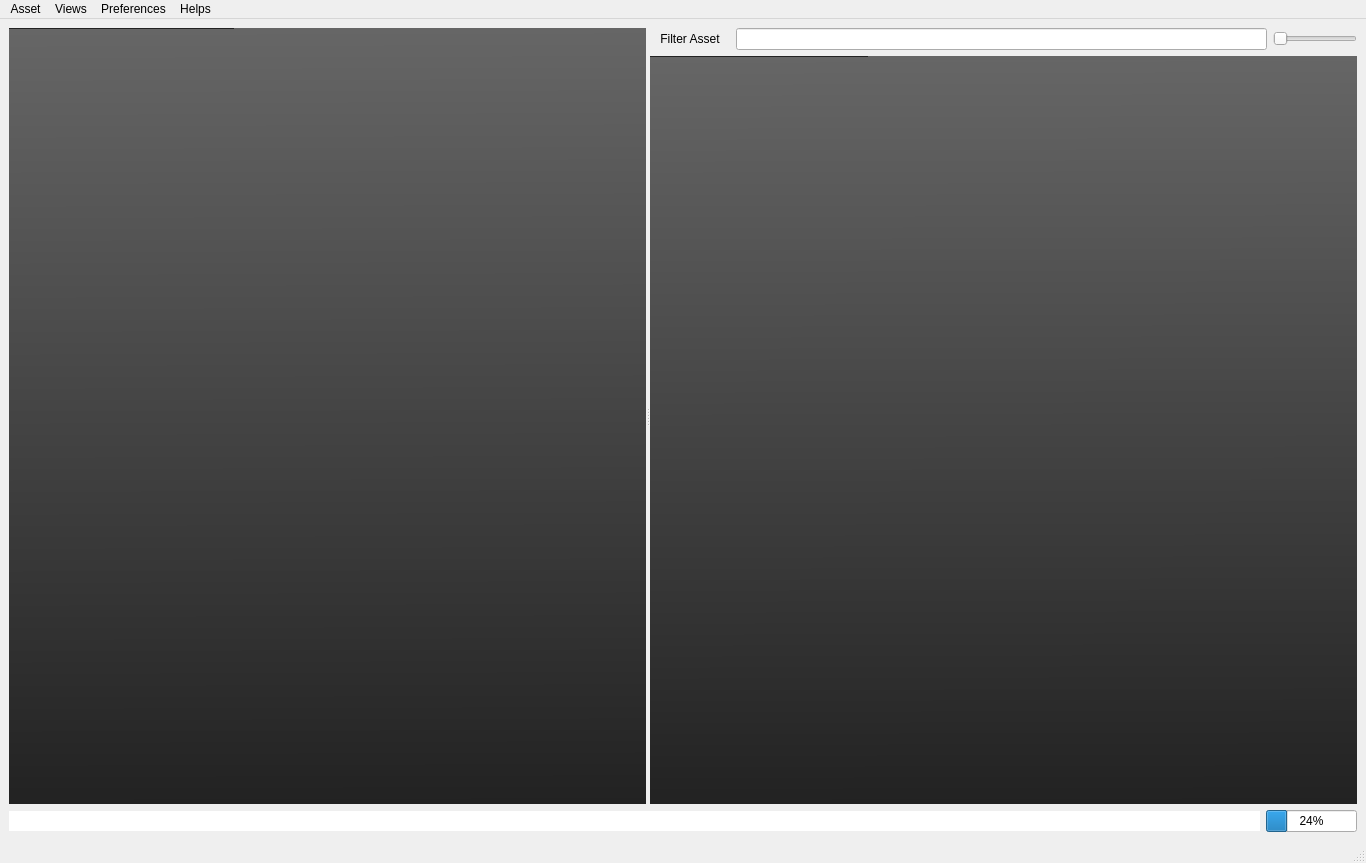
code-google-com/mayatools, file src/developer/main/assetContent/assetbrowser/widget/ui/AssetBrowserUI.ui: the form before one commit.
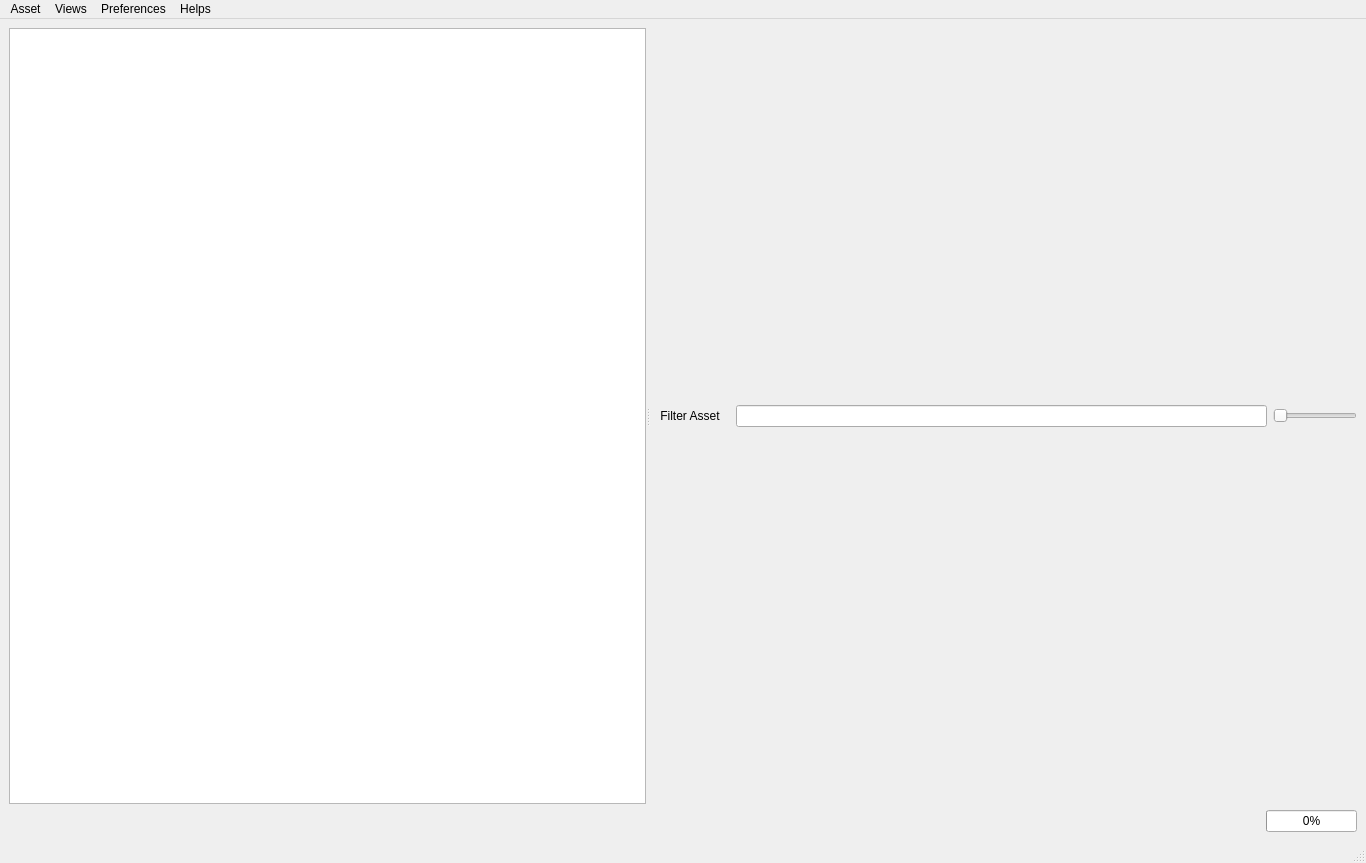
The form after the commit. Icons and pictures are not drawn.

What changed in the file:
```diff
--- a/src/developer/main/assetContent/assetbrowser/widget/ui/AssetBrowserUI.ui
+++ b/src/developer/main/assetContent/assetbrowser/widget/ui/AssetBrowserUI.ui
@@ -45,520 +45,6 @@
          <verstretch>0</verstretch>
         </sizepolicy>
        </property>
-       <property name="palette">
-        <palette>
-         <active>
-          <colorrole role="WindowText">
-           <brush brushstyle="SolidPattern">
-            <color alpha="255">
-             <red>255</red>
-             <green>255</green>
-             <blue>255</blue>
-            </color>
-           </brush>
-          </colorrole>
-          <colorrole role="Button">
-           <brush brushstyle="LinearGradientPattern">
-            <gradient startx="0.472224000000000" starty="1.000000000000000" endx="0.468000000000000" endy="0.000000000000000" type="LinearGradient" spread="RepeatSpread" coordinatemode="ObjectBoundingMode">
-             <gradientstop position="0.000000000000000">
-              <color alpha="255">
-               <red>34</red>
-               <green>34</green>
-               <blue>34</blue>
-              </color>
-             </gradientstop>
-             <gradientstop position="1.000000000000000">
-              <color alpha="255">
-               <red>102</red>
-               <green>102</green>
-               <blue>102</blue>
-              </color>
-             </gradientstop>
-            </gradient>
-           </brush>
-          </colorrole>
-          <colorrole role="Light">
-           <brush brushstyle="SolidPattern">
-            <color alpha="255">
-             <red>0</red>
-             <green>255</green>
-             <blue>0</blue>
-            </color>
-           </brush>
-          </colorrole>
-          <colorrole role="Midlight">
-           <brush brushstyle="SolidPattern">
-            <color alpha="255">
-             <red>0</red>
-             <green>212</green>
-             <blue>0</blue>
-            </color>
-           </brush>
-          </colorrole>
-          <colorrole role="Dark">
-           <brush brushstyle="SolidPattern">
-            <color alpha="255">
-             <red>0</red>
-             <green>85</green>
-             <blue>0</blue>
-            </color>
-           </brush>
-          </colorrole>
-          <colorrole role="Mid">
-           <brush brushstyle="SolidPattern">
-            <color alpha="255">
-             <red>0</red>
-             <green>113</green>
-             <blue>0</blue>
-            </color>
-           </brush>
-          </colorrole>
-          <colorrole role="Text">
-           <brush brushstyle="SolidPattern">
-            <color alpha="255">
-             <red>255</red>
-             <green>255</green>
-             <blue>255</blue>
-            </color>
-           </brush>
-          </colorrole>
-          <colorrole role="BrightText">
-           <brush brushstyle="SolidPattern">
-            <color alpha="255">
-             <red>255</red>
-             <green>255</green>
-             <blue>255</blue>
-            </color>
-           </brush>
-          </colorrole>
-          <colorrole role="ButtonText">
-           <brush brushstyle="SolidPattern">
-            <color alpha="255">
-             <red>255</red>
-             <green>255</green>
-             <blue>255</blue>
-            </color>
-           </brush>
-          </colorrole>
-          <colorrole role="Base">
-           <brush brushstyle="LinearGradientPattern">
-            <gradient startx="0.472224000000000" starty="1.000000000000000" endx="0.468000000000000" endy="0.000000000000000" type="LinearGradient" spread="RepeatSpread" coordinatemode="ObjectBoundingMode">
-             <gradientstop position="0.000000000000000">
-              <color alpha="255">
-               <red>34</red>
-               <green>34</green>
-               <blue>34</blue>
-              </color>
-             </gradientstop>
-             <gradientstop position="1.000000000000000">
-              <color alpha="255">
-               <red>102</red>
-               <green>102</green>
-               <blue>102</blue>
-              </color>
-             </gradientstop>
-            </gradient>
-           </brush>
-          </colorrole>
-          <colorrole role="Window">
-           <brush brushstyle="LinearGradientPattern">
-            <gradient startx="0.472224000000000" starty="1.000000000000000" endx="0.468000000000000" endy="0.000000000000000" type="LinearGradient" spread="RepeatSpread" coordinatemode="ObjectBoundingMode">
-             <gradientstop position="0.000000000000000">
-              <color alpha="255">
-               <red>34</red>
-               <green>34</green>
-               <blue>34</blue>
-              </color>
-             </gradientstop>
-             <gradientstop position="1.000000000000000">
-              <color alpha="255">
-               <red>102</red>
-               <green>102</green>
-               <blue>102</blue>
-              </color>
-             </gradientstop>
-            </gradient>
-           </brush>
-          </colorrole>
-          <colorrole role="Shadow">
-           <brush brushstyle="SolidPattern">
-            <color alpha="255">
-             <red>0</red>
-             <green>0</green>
-             <blue>0</blue>
-            </color>
-           </brush>
-          </colorrole>
-          <colorrole role="AlternateBase">
-           <brush brushstyle="SolidPattern">
-            <color alpha="255">
-             <red>127</red>
-             <green>212</green>
-             <blue>127</blue>
-            </color>
-           </brush>
-          </colorrole>
-          <colorrole role="ToolTipBase">
-           <brush brushstyle="SolidPattern">
-            <color alpha="255">
-             <red>255</red>
-             <green>255</green>
-             <blue>220</blue>
-            </color>
-           </brush>
-          </colorrole>
-          <colorrole role="ToolTipText">
-           <brush brushstyle="SolidPattern">
-            <color alpha="255">
-             <red>0</red>
-             <green>0</green>
-             <blue>0</blue>
-            </color>
-           </brush>
-          </colorrole>
-         </active>
-         <inactive>
-          <colorrole role="WindowText">
-           <brush brushstyle="SolidPattern">
-            <color alpha="255">
-             <red>255</red>
-             <green>255</green>
-             <blue>255</blue>
-            </color>
-           </brush>
-          </colorrole>
-          <colorrole role="Button">
-           <brush brushstyle="LinearGradientPattern">
-            <gradient startx="0.472224000000000" starty="1.000000000000000" endx="0.468000000000000" endy="0.000000000000000" type="LinearGradient" spread="RepeatSpread" coordinatemode="ObjectBoundingMode">
-             <gradientstop position="0.000000000000000">
-              <color alpha="255">
-               <red>34</red>
-               <green>34</green>
-               <blue>34</blue>
-              </color>
-             </gradientstop>
-             <gradientstop position="1.000000000000000">
-              <color alpha="255">
-               <red>102</red>
-               <green>102</green>
-               <blue>102</blue>
-              </color>
-             </gradientstop>
-            </gradient>
-           </brush>
-          </colorrole>
-          <colorrole role="Light">
-           <brush brushstyle="SolidPattern">
-            <color alpha="255">
-             <red>0</red>
-             <green>255</green>
-             <blue>0</blue>
-            </color>
-           </brush>
-          </colorrole>
-          <colorrole role="Midlight">
-           <brush brushstyle="SolidPattern">
-            <color alpha="255">
-             <red>0</red>
-             <green>212</green>
-             <blue>0</blue>
-            </color>
-           </brush>
-          </colorrole>
-          <colorrole role="Dark">
-           <brush brushstyle="SolidPattern">
-            <color alpha="255">
-             <red>0</red>
-             <green>85</green>
-             <blue>0</blue>
-            </color>
-           </brush>
-          </colorrole>
-          <colorrole role="Mid">
-           <brush brushstyle="SolidPattern">
-            <color alpha="255">
-             <red>0</red>
-             <green>113</green>
-             <blue>0</blue>
-            </color>
-           </brush>
-          </colorrole>
-          <colorrole role="Text">
-           <brush brushstyle="SolidPattern">
-            <color alpha="255">
-             <red>255</red>
-             <green>255</green>
-             <blue>255</blue>
-            </color>
-           </brush>
-          </colorrole>
-          <colorrole role="BrightText">
-           <brush brushstyle="SolidPattern">
-            <color alpha="255">
-             <red>255</red>
-             <green>255</green>
-             <blue>255</blue>
-            </color>
-           </brush>
-          </colorrole>
-          <colorrole role="ButtonText">
-           <brush brushstyle="SolidPattern">
-            <color alpha="255">
-             <red>255</red>
-             <green>255</green>
-             <blue>255</blue>
-            </color>
-           </brush>
-          </colorrole>
-          <colorrole role="Base">
-           <brush brushstyle="LinearGradientPattern">
-            <gradient startx="0.472224000000000" starty="1.000000000000000" endx="0.468000000000000" endy="0.000000000000000" type="LinearGradient" spread="RepeatSpread" coordinatemode="ObjectBoundingMode">
-             <gradientstop position="0.000000000000000">
-              <color alpha="255">
-               <red>34</red>
-               <green>34</green>
-               <blue>34</blue>
-              </color>
-             </gradientstop>
-             <gradientstop position="1.000000000000000">
-              <color alpha="255">
-               <red>102</red>
-               <green>102</green>
-               <blue>102</blue>
-              </color>
-             </gradientstop>
-            </gradient>
-           </brush>
-          </colorrole>
-          <colorrole role="Window">
-           <brush brushstyle="LinearGradientPattern">
-            <gradient startx="0.472224000000000" starty="1.000000000000000" endx="0.468000000000000" endy="0.000000000000000" type="LinearGradient" spread="RepeatSpread" coordinatemode="ObjectBoundingMode">
-             <gradientstop position="0.000000000000000">
-              <color alpha="255">
-               <red>34</red>
-               <green>34</green>
-               <blue>34</blue>
-              </color>
-             </gradientstop>
-             <gradientstop position="1.000000000000000">
-              <color alpha="255">
-               <red>102</red>
-               <green>102</green>
-               <blue>102</blue>
-              </color>
-             </gradientstop>
-            </gradient>
-           </brush>
-          </colorrole>
-          <colorrole role="Shadow">
-           <brush brushstyle="SolidPattern">
-            <color alpha="255">
-             <red>0</red>
-             <green>0</green>
-             <blue>0</blue>
-            </color>
-           </brush>
-          </colorrole>
-          <colorrole role="AlternateBase">
-           <brush brushstyle="SolidPattern">
-            <color alpha="255">
-             <red>127</red>
-             <green>212</green>
-             <blue>127</blue>
-            </color>
-           </brush>
-          </colorrole>
-          <colorrole role="ToolTipBase">
-           <brush brushstyle="SolidPattern">
-            <color alpha="255">
-             <red>255</red>
-             <green>255</green>
-             <blue>220</blue>
-            </color>
-           </brush>
-          </colorrole>
-          <colorrole role="ToolTipText">
-           <brush brushstyle="SolidPattern">
-            <color alpha="255">
-             <red>0</red>
-             <green>0</green>
-             <blue>0</blue>
-            </color>
-           </brush>
-          </colorrole>
-         </inactive>
-         <disabled>
-          <colorrole role="WindowText">
-           <brush brushstyle="SolidPattern">
-            <color alpha="255">
-             <red>255</red>
-             <green>255</green>
-             <blue>255</blue>
-            </color>
-           </brush>
-          </colorrole>
-          <colorrole role="Button">
-           <brush brushstyle="LinearGradientPattern">
-            <gradient startx="0.472224000000000" starty="1.000000000000000" endx="0.468000000000000" endy="0.000000000000000" type="LinearGradient" spread="RepeatSpread" coordinatemode="ObjectBoundingMode">
-             <gradientstop position="0.000000000000000">
-              <color alpha="255">
-               <red>34</red>
-               <green>34</green>
-               <blue>34</blue>
-              </color>
-             </gradientstop>
-             <gradientstop position="1.000000000000000">
-              <color alpha="255">
-               <red>102</red>
-               <green>102</green>
-               <blue>102</blue>
-              </color>
-             </gradientstop>
-            </gradient>
-           </brush>
-          </colorrole>
-          <colorrole role="Light">
-           <brush brushstyle="SolidPattern">
-            <color alpha="255">
-             <red>0</red>
-             <green>255</green>
-             <blue>0</blue>
-            </color>
-           </brush>
-          </colorrole>
-          <colorrole role="Midlight">
-           <brush brushstyle="SolidPattern">
-            <color alpha="255">
-             <red>0</red>
-             <green>212</green>
-             <blue>0</blue>
-            </color>
-           </brush>
-          </colorrole>
-          <colorrole role="Dark">
-           <brush brushstyle="SolidPattern">
-            <color alpha="255">
-             <red>0</red>
-             <green>85</green>
-             <blue>0</blue>
-            </color>
-           </brush>
-          </colorrole>
-          <colorrole role="Mid">
-           <brush brushstyle="SolidPattern">
-            <color alpha="255">
-             <red>0</red>
-             <green>113</green>
-             <blue>0</blue>
-            </color>
-           </brush>
-          </colorrole>
-          <colorrole role="Text">
-           <brush brushstyle="SolidPattern">
-            <color alpha="255">
-             <red>255</red>
-             <green>255</green>
-             <blue>255</blue>
-            </color>
-           </brush>
-          </colorrole>
-          <colorrole role="BrightText">
-           <brush brushstyle="SolidPattern">
-            <color alpha="255">
-             <red>255</red>
-             <green>255</green>
-             <blue>255</blue>
-            </color>
-           </brush>
-          </colorrole>
-          <colorrole role="ButtonText">
-           <brush brushstyle="SolidPattern">
-            <color alpha="255">
-             <red>255</red>
-             <green>255</green>
-             <blue>255</blue>
-            </color>
-           </brush>
-          </colorrole>
-          <colorrole role="Base">
-           <brush brushstyle="LinearGradientPattern">
-            <gradient startx="0.472224000000000" starty="1.000000000000000" endx="0.468000000000000" endy="0.000000000000000" type="LinearGradient" spread="RepeatSpread" coordinatemode="ObjectBoundingMode">
-             <gradientstop position="0.000000000000000">
-              <color alpha="255">
-               <red>34</red>
-               <green>34</green>
-               <blue>34</blue>
-              </color>
-             </gradientstop>
-             <gradientstop position="1.000000000000000">
-              <color alpha="255">
-               <red>102</red>
-               <green>102</green>
-               <blue>102</blue>
-              </color>
-             </gradientstop>
-            </gradient>
-           </brush>
-          </colorrole>
-          <colorrole role="Window">
-           <brush brushstyle="LinearGradientPattern">
-            <gradient startx="0.472224000000000" starty="1.000000000000000" endx="0.468000000000000" endy="0.000000000000000" type="LinearGradient" spread="RepeatSpread" coordinatemode="ObjectBoundingMode">
-             <gradientstop position="0.000000000000000">
-              <color alpha="255">
-               <red>34</red>
-               <green>34</green>
-               <blue>34</blue>
-              </color>
-             </gradientstop>
-             <gradientstop position="1.000000000000000">
-              <color alpha="255">
-               <red>102</red>
-               <green>102</green>
-               <blue>102</blue>
-              </color>
-             </gradientstop>
-            </gradient>
-           </brush>
-          </colorrole>
-          <colorrole role="Shadow">
-           <brush brushstyle="SolidPattern">
-            <color alpha="255">
-             <red>0</red>
-             <green>0</green>
-             <blue>0</blue>
-            </color>
-           </brush>
-          </colorrole>
-          <colorrole role="AlternateBase">
-           <brush brushstyle="SolidPattern">
-            <color alpha="255">
-             <red>0</red>
-             <green>170</green>
-             <blue>0</blue>
-            </color>
-           </brush>
-          </colorrole>
-          <colorrole role="ToolTipBase">
-           <brush brushstyle="SolidPattern">
-            <color alpha="255">
-             <red>255</red>
-             <green>255</green>
-             <blue>220</blue>
-            </color>
-           </brush>
-          </colorrole>
-          <colorrole role="ToolTipText">
-           <brush brushstyle="SolidPattern">
-            <color alpha="255">
-             <red>0</red>
-             <green>0</green>
-             <blue>0</blue>
-            </color>
-           </brush>
-          </colorrole>
-         </disabled>
-        </palette>
-       </property>
        <property name="font">
         <font>
          <underline>false</underline>
@@ -569,20 +55,20 @@
        <property name="contextMenuPolicy">
         <enum>Qt::CustomContextMenu</enum>
        </property>
-       <property name="styleSheet">
-        <string notr="true">background-color: qlineargradient(spread:repeat, x1:0.472224, y1:1, x2:0.468, y2:0, stop:0 rgba(34, 34, 34, 255), stop:1 rgba(102, 102, 102, 255));
-
-color: rgb(255, 255, 255);
-background-image: url(:/images/strip.png);</string>
+       <property name="acceptDrops">
+        <bool>true</bool>
+       </property>
+       <property name="autoFillBackground">
+        <bool>false</bool>
        </property>
        <property name="frameShape">
-        <enum>QFrame::NoFrame</enum>
+        <enum>QFrame::StyledPanel</enum>
        </property>
        <property name="frameShadow">
         <enum>QFrame::Raised</enum>
        </property>
        <property name="lineWidth">
-        <number>6</number>
+        <number>1</number>
        </property>
        <property name="midLineWidth">
         <number>0</number>
@@ -686,29 +172,7 @@
          </layout>
         </item>
         <item>
-         <widget class="QListWidget" name="listWidget">
-          <property name="sizePolicy">
-           <sizepolicy hsizetype="Expanding" vsizetype="Preferred">
-            <horstretch>0</horstretch>
-            <verstretch>0</verstretch>
-           </sizepolicy>
-          </property>
-          <property name="styleSheet">
-           <string notr="true">background-color: qlineargradient(spread:repeat, x1:0.472224, y1:1, x2:0.468, y2:0, stop:0 rgba(34, 34, 34, 255), stop:1 rgba(102, 102, 102, 255));
-
-color: rgb(255, 255, 255);
-background-image: url(:/images/strip.png);</string>
-          </property>
-          <property name="frameShape">
-           <enum>QFrame::NoFrame</enum>
-          </property>
-          <property name="lineWidth">
-           <number>0</number>
-          </property>
-          <property name="movement">
-           <enum>QListView::Snap</enum>
-          </property>
-         </widget>
+         <layout class="QVBoxLayout" name="vGraphicsLayout"/>
         </item>
        </layout>
       </widget>
@@ -724,6 +188,9 @@
           <verstretch>0</verstretch>
          </sizepolicy>
         </property>
+        <property name="styleSheet">
+         <string notr="true">background-color: rgba(255, 255, 255, 0);</string>
+        </property>
         <property name="frame">
          <bool>false</bool>
         </property>
@@ -741,7 +208,7 @@
          </sizepolicy>
         </property>
         <property name="value">
-         <number>24</number>
+         <number>0</number>
         </property>
         <property name="alignment">
          <set>Qt::AlignCenter</set>
```
Left out of the diff: 19 changed lines with no effect on the pictures.
